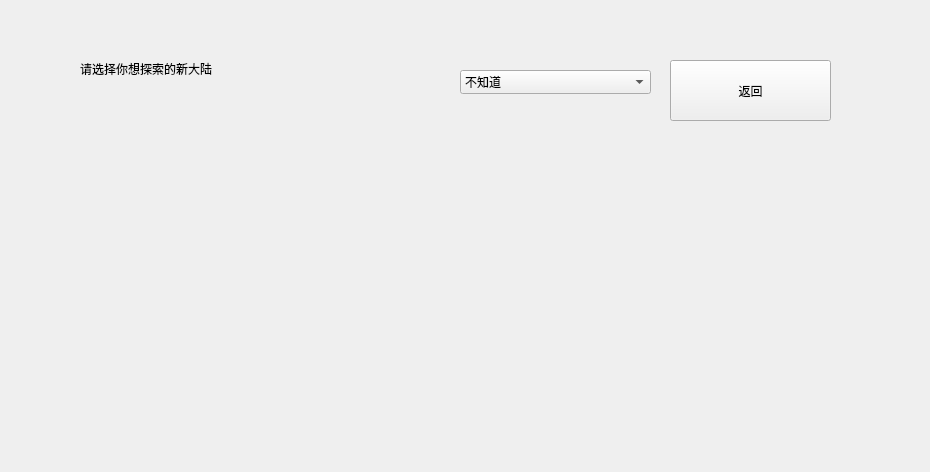
aaaMsLIUfruit/RunningDino, file project/background.ui: the form before one commit.
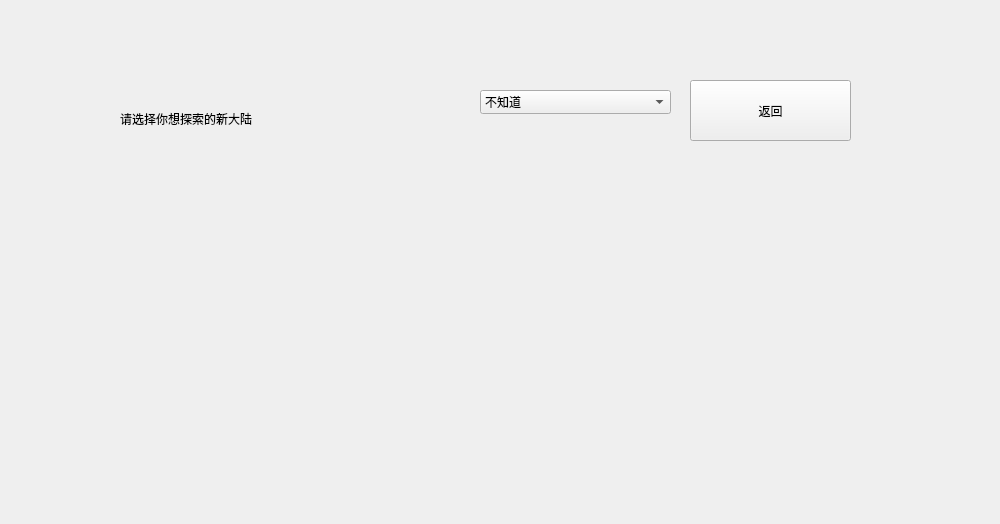
The form after the commit.

What changed in the file:
```diff
--- a/project/background.ui
+++ b/project/background.ui
@@ -6,8 +6,8 @@
    <rect>
     <x>0</x>
     <y>0</y>
-    <width>930</width>
-    <height>472</height>
+    <width>1000</width>
+    <height>524</height>
    </rect>
   </property>
   <property name="windowTitle">
@@ -16,8 +16,8 @@
   <widget class="QLabel" name="label">
    <property name="geometry">
     <rect>
-     <x>80</x>
-     <y>60</y>
+     <x>120</x>
+     <y>110</y>
      <width>231</width>
      <height>18</height>
     </rect>
@@ -29,8 +29,8 @@
   <widget class="QPushButton" name="returnButton">
    <property name="geometry">
     <rect>
-     <x>670</x>
-     <y>60</y>
+     <x>690</x>
+     <y>80</y>
      <width>161</width>
      <height>61</height>
     </rect>
@@ -42,8 +42,8 @@
   <widget class="QComboBox" name="comboBox">
    <property name="geometry">
     <rect>
-     <x>460</x>
-     <y>70</y>
+     <x>480</x>
+     <y>90</y>
      <width>191</width>
      <height>24</height>
     </rect>
```
